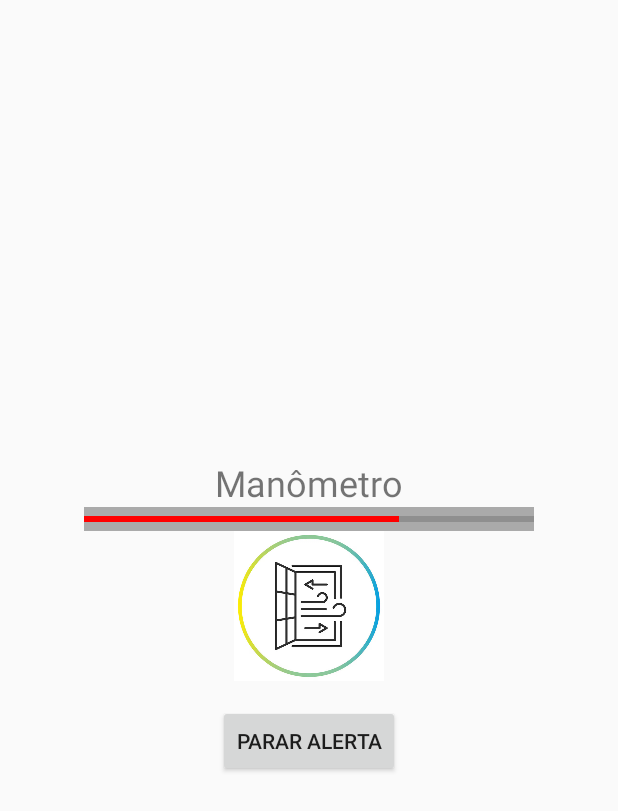
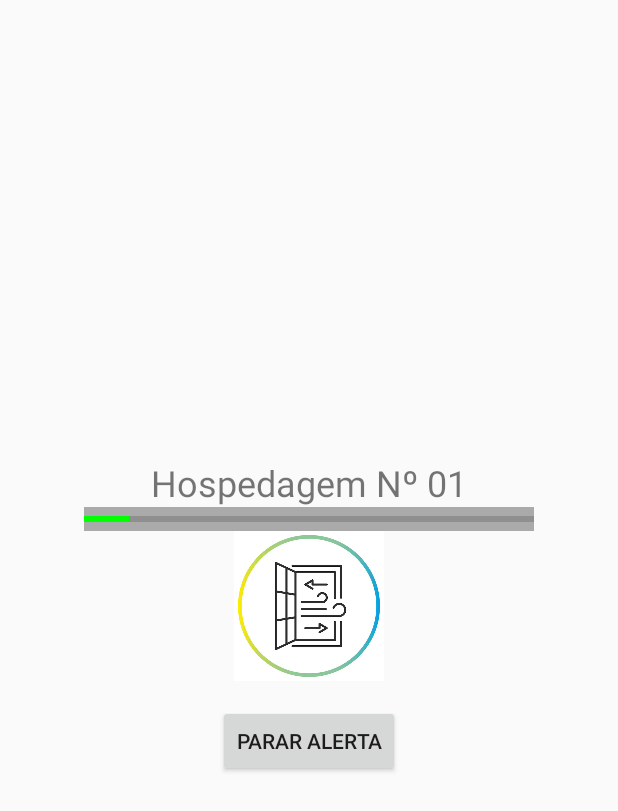
Before and after one commit to CelioBasilio/MonitorCO, an Android app built with Jetpack Compose: the screen it shows after launch (MainActivity), on a phone screen of 412 x 824 dp. Shown: the top 811 px of the screen. Run offline under Robolectric (Android 15) with nearby library versions, the phone set to English and light mode, and no system bars.

Commit message:
definindo hospedagem.

```diff
--- a/app/src/main/java/com/example/monitorco/MainActivity.kt
+++ b/app/src/main/java/com/example/monitorco/MainActivity.kt
@@ -48,7 +48,7 @@ class MainActivity : ComponentActivity() {
         janelaIcon = findViewById(R.id.janelaIcon)
         alertButton = findViewById(R.id.alertButton) // Botão para parar o alerta
 
-        updateManometro(70) // Exemplo de valor do sensor
+        updateManometro(10) // Exemplo de valor do sensor
         updateJanelaState(true)
 
         alertButton.setOnClickListener {
@@ -56,7 +56,7 @@ class MainActivity : ComponentActivity() {
         }
 
         // Aqui você deve verificar a lógica de CO e iniciar o alerta
-        checkCOLevel(50) // Use o valor real do sensor
+        checkCOLevel(10) // Use o valor real do sensor
     }
 
     private fun checkCOLevel(value: Int) {
--- a/app/src/main/res/layout/activity_main.xml
+++ b/app/src/main/res/layout/activity_main.xml
@@ -10,7 +10,7 @@
         android:id="@+id/labelManometro"
         android:layout_width="wrap_content"
         android:layout_height="wrap_content"
-        android:text="Manômetro"
+        android:text="Hospedagem Nº 01"
         android:textSize="24sp" />
 
     <ProgressBar
```
